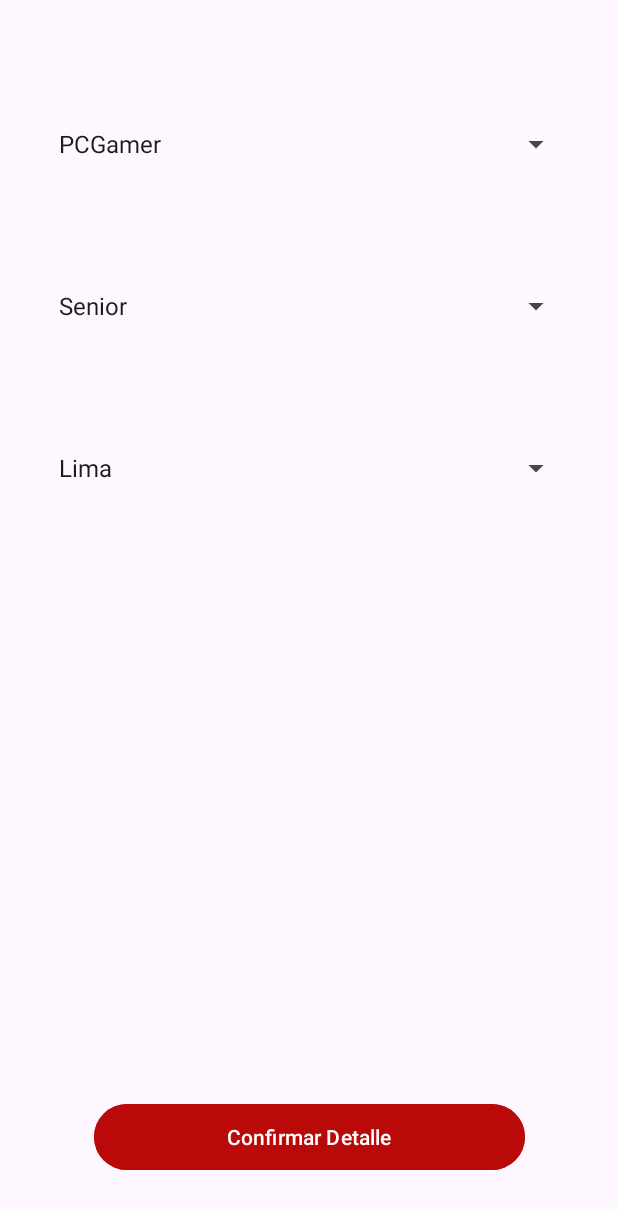
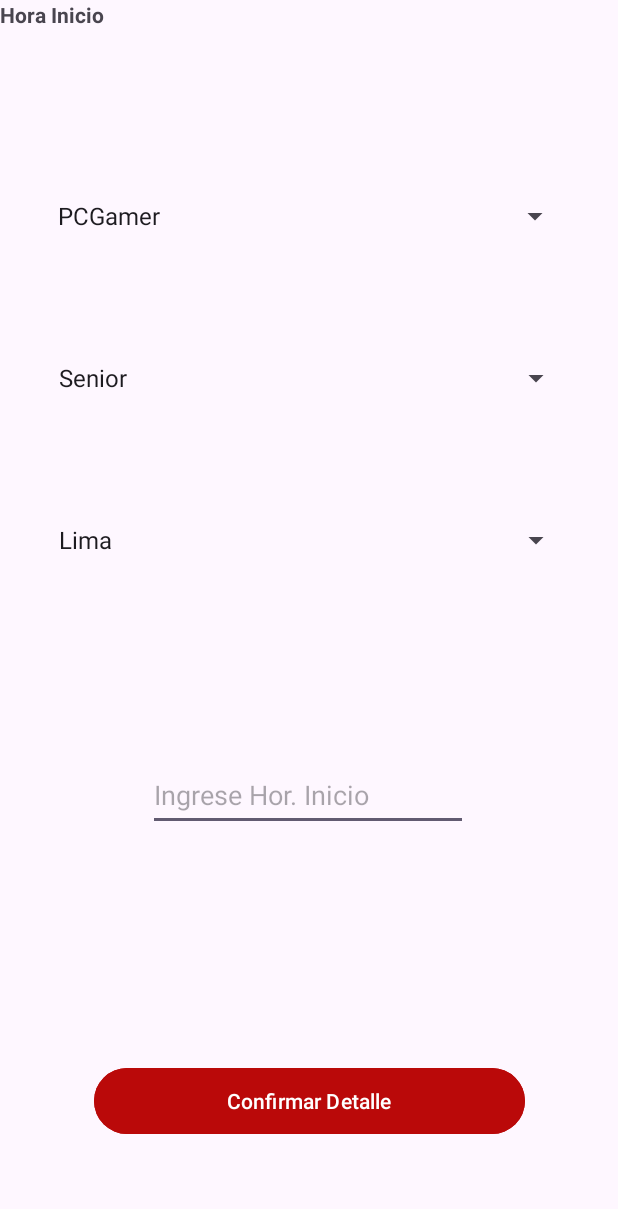
Before and after one commit to WilliamsCG57/PromcoserApp, an Android app: the fragment CrearParteDiarioFragment shown on its own in the app's theme, on a phone screen of 412 x 824 dp. Shown: the top 1209 px of the screen. Run offline under Robolectric (Android 15) with nearby library versions, the phone set to English and light mode, and no system bars.

Commit message:
Actualización de Creación de Parte Diario

```diff
--- a/app/build.gradle.kts
+++ b/app/build.gradle.kts
@@ -77,4 +77,5 @@ dependencies {
     // Implementar api
     implementation ("com.squareup.retrofit2:retrofit:2.9.0")
     implementation ("com.squareup.retrofit2:converter-gson:2.9.0")
+    implementation ("com.squareup.okhttp3:okhttp:4.9.0")
 }
--- /dev/null
+++ b/app/src/main/java/dev/williamscg/promcoserapp/apiService/AuthInterceptor.kt
@@ -0,0 +1,14 @@
+package dev.williamscg.promcoserapp.apiService
+
+import okhttp3.Interceptor
+import okhttp3.Response
+
+class AuthInterceptor (private val token: String): Interceptor {
+    override fun intercept(chain: Interceptor.Chain): Response {
+        val request = chain.request().newBuilder()
+            .addHeader("Authorization", "Bearer $token")
+            .build()
+        return chain.proceed(request)
+    }
+
+}
--- /dev/null
+++ b/app/src/main/java/dev/williamscg/promcoserapp/apiService/RetrofitInstance.kt
@@ -0,0 +1,13 @@
+package dev.williamscg.promcoserapp.apiService
+
+import okhttp3.OkHttpClient
+
+object RetrofitInstance {
+
+    private val TOKEN ="eyJhbGciOiJIUzI1NiIsInR5cCI6IkpXVCJ9.eyJ1c2VySWQiOjQsImlhdCI6MTczMTE2Mjg3OSwiZXhwIjoxNzMxMjQ5Mjc5fQ.HGTZhk0y0ZMKFOhs4DIJs8p8FU7Pr1nFphp-rDTqzVE"
+    private const val BASE_URL = "https://cd0b-38-25-17-64.ngrok-free.app/api/"
+    private val client = OkHttpClient
+        .Builder()
+        .addInterceptor(AuthInterceptor(TOKEN))
+        .build()
+}
--- a/app/src/main/java/dev/williamscg/promcoserapp/ui/fragments/ParteDiario/CrearParteDiarioFragment.kt
+++ b/app/src/main/java/dev/williamscg/promcoserapp/ui/fragments/ParteDiario/CrearParteDiarioFragment.kt
@@ -8,7 +8,6 @@ import android.view.View
 import android.view.ViewGroup
 import android.widget.AdapterView
 import android.widget.ArrayAdapter
-import android.widget.Button
 import android.widget.Spinner
 import dev.williamscg.promcoserapp.R
 
@@ -22,9 +21,9 @@ class CrearParteDiarioFragment : Fragment() {
         val view = inflater.inflate(R.layout.fragment_crear_parte_diario, container, false)
 
         // Declarar y configurar los Spinners
-        val spTrabajo: Spinner = view.findViewById(R.id.spTrabajo)
-        val spLugar: Spinner = view.findViewById(R.id.spLugar)
-        val spMaquina: Spinner = view.findViewById(R.id.spMaquina)
+        val spTrabajo: Spinner = view.findViewById(R.id.spLugarTrabajo)
+        val spLugar: Spinner = view.findViewById(R.id.spMaquinaria)
+        val spMaquina: Spinner = view.findViewById(R.id.spCliente)
 
         // Configurar adaptadores para cada Spinner
         try {
--- a/app/src/main/res/layout/fragment_crear_parte_diario.xml
+++ b/app/src/main/res/layout/fragment_crear_parte_diario.xml
@@ -8,44 +8,70 @@
     tools:context=".ui.fragments.ParteDiario.CrearParteDiarioFragment" >
 
     <Spinner
-        android:id="@+id/spMaquina"
+        android:id="@+id/spCliente"
         android:layout_width="350dp"
         android:layout_height="48dp"
-        android:layout_marginTop="72dp"
+        android:layout_marginTop="120dp"
         app:layout_constraintEnd_toEndOf="parent"
-        app:layout_constraintHorizontal_bias="0.508"
+        app:layout_constraintHorizontal_bias="0.491"
         app:layout_constraintStart_toStartOf="parent"
         app:layout_constraintTop_toTopOf="parent" />
 
     <Spinner
-        android:id="@+id/spLugar"
+        android:id="@+id/spMaquinaria"
         android:layout_width="350dp"
         android:layout_height="48dp"
         android:layout_marginTop="60dp"
         app:layout_constraintEnd_toEndOf="parent"
         app:layout_constraintHorizontal_bias="0.508"
         app:layout_constraintStart_toStartOf="parent"
-        app:layout_constraintTop_toBottomOf="@+id/spTrabajo" />
+        app:layout_constraintTop_toBottomOf="@+id/spLugarTrabajo" />
 
     <Spinner
-        android:id="@+id/spTrabajo"
+        android:id="@+id/spLugarTrabajo"
         android:layout_width="350dp"
         android:layout_height="48dp"
         android:layout_marginTop="60dp"
         app:layout_constraintEnd_toEndOf="parent"
         app:layout_constraintHorizontal_bias="0.508"
         app:layout_constraintStart_toStartOf="parent"
-        app:layout_constraintTop_toBottomOf="@+id/spMaquina" />
+        app:layout_constraintTop_toBottomOf="@+id/spCliente" />
 
     <Button
         android:id="@+id/btnConfDetalle"
         android:layout_width="287dp"
         android:layout_height="52dp"
-        android:layout_marginBottom="40dp"
+        android:layout_marginBottom="64dp"
         android:backgroundTint="#BA0909"
         android:text="@string/confirDetal"
         app:layout_constraintBottom_toBottomOf="parent"
         app:layout_constraintEnd_toEndOf="parent"
         app:layout_constraintStart_toStartOf="parent" />
 
+    <EditText
+        android:id="@+id/editTextText"
+        android:layout_width="wrap_content"
+        android:layout_height="wrap_content"
+        android:layout_marginTop="32dp"
+        android:ems="10"
+        android:hint="@string/hideHoraInicio"
+        android:inputType="text"
+        android:minHeight="48dp"
+        app:layout_constraintBottom_toBottomOf="parent"
+        app:layout_constraintEnd_toEndOf="parent"
+        app:layout_constraintHorizontal_bias="0.497"
+        app:layout_constraintStart_toStartOf="parent"
+        app:layout_constraintTop_toTopOf="parent"
+        app:layout_constraintVertical_bias="0.637" />
+
+    <TextView
+        android:id="@+id/tvhoraInicio"
+        android:layout_width="wrap_content"
+        android:layout_height="wrap_content"
+        android:text="@string/valtvHoraInicio"
+        android:textStyle="bold"
+        tools:ignore="MissingConstraints"
+        tools:layout_editor_absoluteX="103dp"
+        tools:layout_editor_absoluteY="430dp" />
+
 </androidx.constraintlayout.widget.ConstraintLayout>
--- a/app/src/main/res/values/strings.xml
+++ b/app/src/main/res/values/strings.xml
@@ -41,6 +41,8 @@
     <string name="elim">Eliminar</string>
     <string name="cerrrar">Cerrar</string>
     <string name="detalle_icon">iconTrabajo</string>
+    <string name="valtvHoraInicio">Hora Inicio</string>
+    <string name="hideHoraInicio">Ingrese Hor. Inicio</string>
 
 
 </resources>
```
